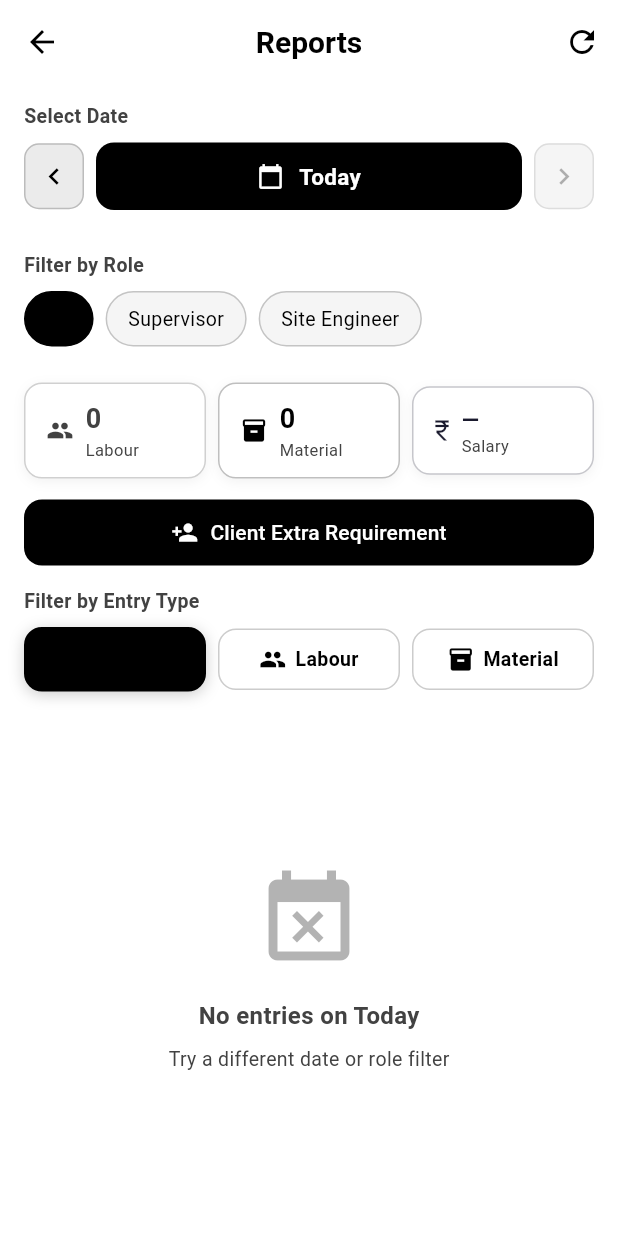
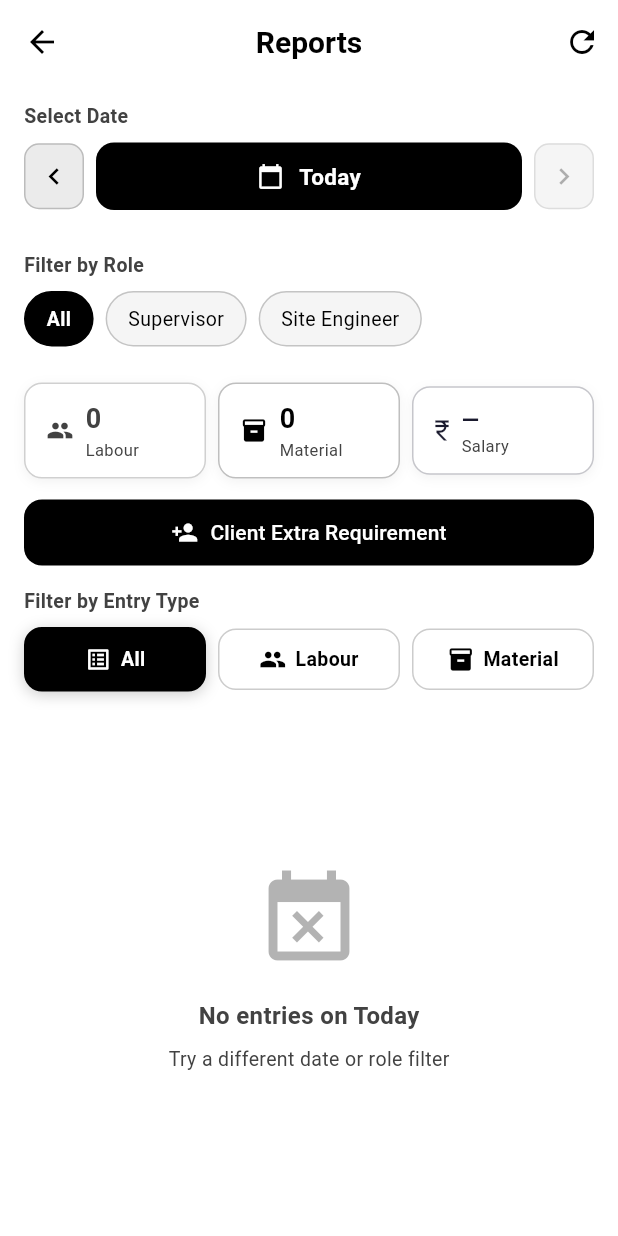
Before and after one commit to siva-dataworker/new_essentials, a Flutter app: the AccountantReportsScreen screen opened directly, on a phone screen of 412 x 824 dp. Run offline on Flutter 3.47's test engine with Material 3 defaults, Android fonts, the phone set to English and light mode, and no system bars; our stand-ins replace cached_network_image, file_picker, firebase_auth, google_sign_in, image_picker, intl_phone_field and 4 more; missing offline and left inert: excel; accounts and stored records are empty.

Commit message:
Fix text visibility on selected filter chips in reports screen

```diff
--- a/otp_phone_auth/lib/screens/accountant_reports_screen.dart
+++ b/otp_phone_auth/lib/screens/accountant_reports_screen.dart
@@ -1016,7 +1016,7 @@ class _RoleChip extends StatelessWidget {
           style: TextStyle(
             fontSize: 13,
             fontWeight: selected ? FontWeight.bold : FontWeight.normal,
-            color: selected ?AppColors.deepNavy: AppColors.deepNavy,
+            color: selected ? Colors.white : AppColors.deepNavy,
           ),
         ),
       ),
@@ -1180,7 +1180,7 @@ class _EntryTypeChip extends StatelessWidget {
           children: [
             Icon(
               icon,
-              color: selected ?AppColors.deepNavy: AppColors.deepNavy,
+              color: selected ? Colors.white : AppColors.deepNavy,
               size: 18,
             ),
             const SizedBox(width: 6),
@@ -1189,7 +1189,7 @@ class _EntryTypeChip extends StatelessWidget {
               style: TextStyle(
                 fontSize: 13,
                 fontWeight: selected ? FontWeight.bold : FontWeight.w600,
-                color: selected ?AppColors.deepNavy: AppColors.deepNavy,
+                color: selected ? Colors.white : AppColors.deepNavy,
               ),
             ),
           ],
```
Also changed, not shown: 2 other files.
